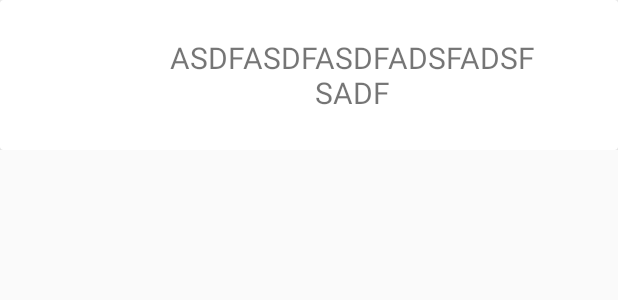
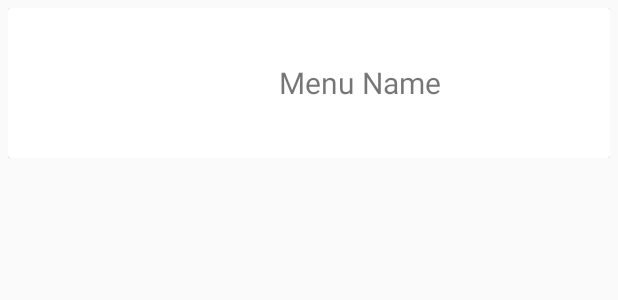
Before and after one commit to Moshrooman/BlackGarlic, an Android app: the layout row_ordersummary.xml on its own in the app's theme, with its tools: preview values and no code run, on a phone screen of 412 x 824 dp. Shown: the top 300 px of the screen. Run offline under Robolectric (Android 15) with nearby library versions, the phone set to English and light mode, and no system bars.

Commit message:
Working on checkout page

```diff
--- a/app/src/main/res/layout/content_main.xml
+++ b/app/src/main/res/layout/content_main.xml
@@ -108,11 +108,12 @@
                 android:layout_width="fill_parent"
                 android:layout_height="fill_parent"
                 android:id="@+id/nestedScrollView"
+                android:layout_marginTop="70dp"
                 >
 
                 <ListView
-                    android:layout_width="fill_parent"
-                    android:layout_height="fill_parent"
+                    android:layout_width="match_parent"
+                    android:layout_height="match_parent"
                     android:layout_below="@+id/tabRelativeLayout"
                     android:id="@+id/orderSummaryListView"
                     >
--- a/app/src/main/res/layout/row_ordersummary.xml
+++ b/app/src/main/res/layout/row_ordersummary.xml
@@ -1,9 +1,9 @@
 <?xml version="1.0" encoding="utf-8"?>
 <LinearLayout xmlns:android="http://schemas.android.com/apk/res/android"
     android:orientation="vertical"
-    android:layout_width="fill_parent"
+    android:layout_width="match_parent"
     android:layout_height="wrap_content"
-    android:layout_marginBottom="5dp"
+    android:layout_margin="5dp"
     >
 
     <android.support.v7.widget.CardView
@@ -21,7 +21,7 @@
             android:layout_width="250dp"
             android:layout_height="80dp"
             android:layout_marginLeft="110dp"
-            android:text="ASDFASDFASDFADSFADSFSADF"
+            android:text="Menu Name"
             android:textSize="20dp"
             android:layout_gravity="center_vertical"
             android:gravity="center"
```
Also changed, not shown: app/src/main/java/id/blackgarlic/blackgarlic/MainActivity.java (+15 -9 lines).
